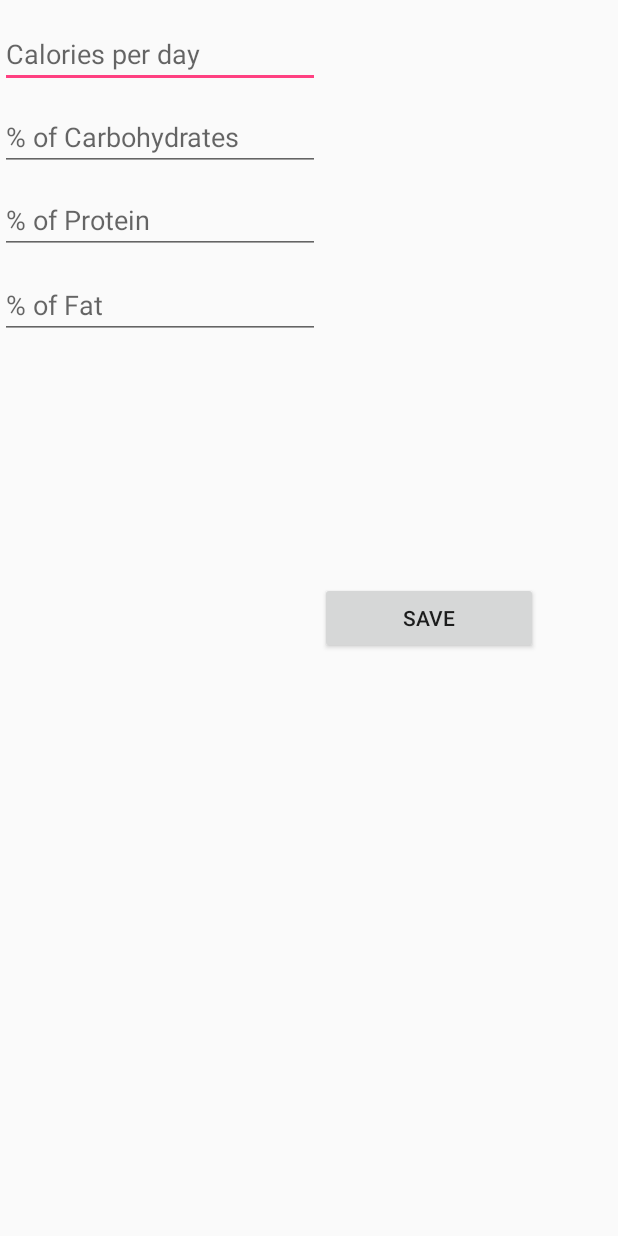
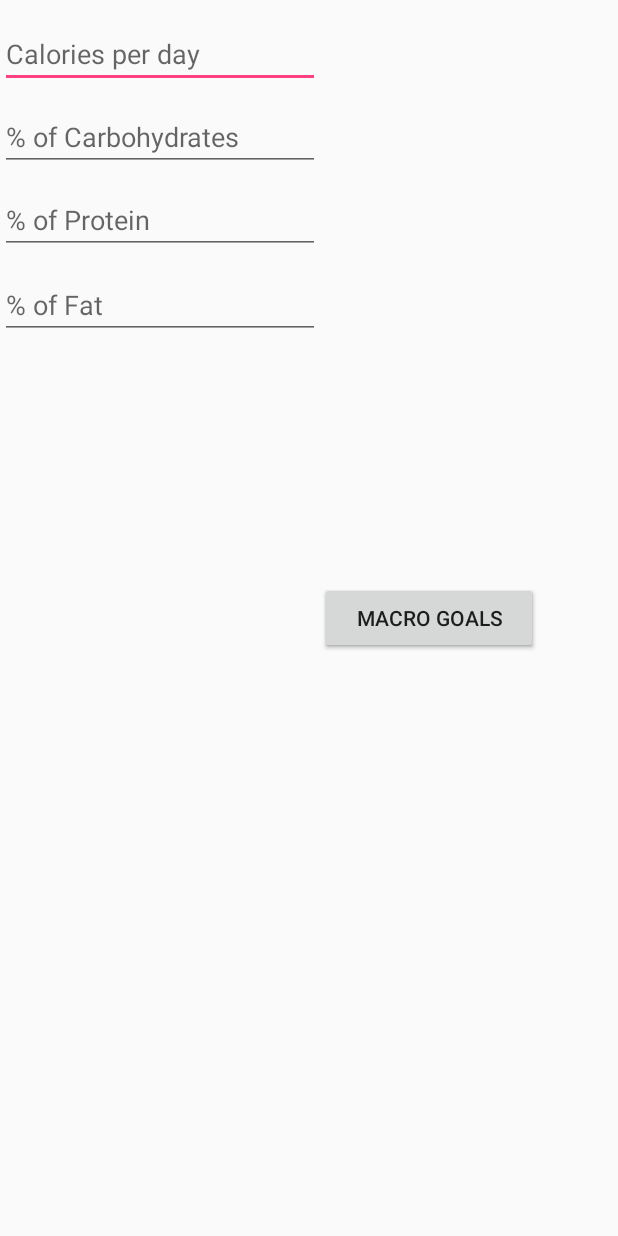
Before and after one commit to akshaych/calorie_counter, an Android app: the NutritionActivity screen opened directly, with no data from a screen before it, on a phone screen of 412 x 824 dp. Run offline under Robolectric (Android 15) with nearby library versions, the phone set to English and light mode, and no system bars; our stand-ins replace Firebase (no records; nobody signed in at launch, a user with empty details on screens opened directly).

Commit message:
added macrogoals button

```diff
--- a/EasyFoodDiary/app/src/main/res/layout/activity_nutrition.xml
+++ b/EasyFoodDiary/app/src/main/res/layout/activity_nutrition.xml
@@ -66,5 +66,15 @@
         android:layout_centerVertical="true"
         android:layout_toEndOf="@+id/fat" />
 
+    <Button
+        android:text="Macro Goals"
+        android:layout_width="145dp"
+        android:layout_height="wrap_content"
+        android:id="@+id/macrogoals"
+        android:onClick="onClick"
+        android:layout_marginRight="13dp"
+        android:layout_centerVertical="true"
+        android:layout_toEndOf="@+id/fat" />
+
 
 </RelativeLayout>
```
